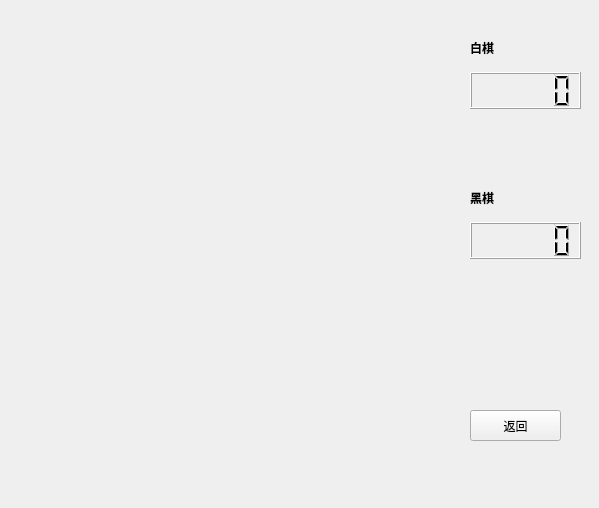
Qt form Gobang/gamewighet.ui (hwizard-wph/homework) before a commit.
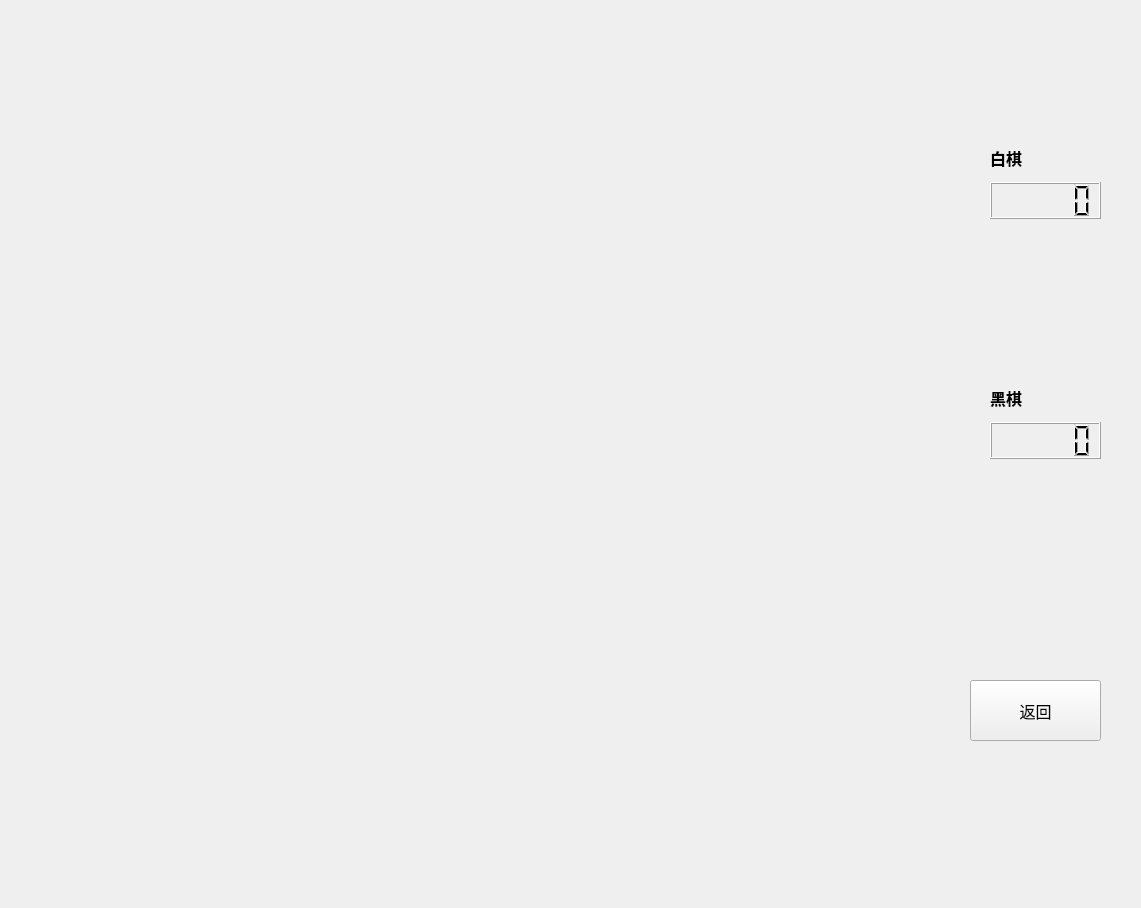
The same form after that commit. Icons and pictures are not drawn.

```diff
--- a/Gobang/gamewighet.ui
+++ b/Gobang/gamewighet.ui
@@ -6,18 +6,23 @@
    <rect>
     <x>0</x>
     <y>0</y>
-    <width>599</width>
-    <height>508</height>
+    <width>1141</width>
+    <height>908</height>
    </rect>
   </property>
+  <property name="font">
+   <font>
+    <family>黑体</family>
+   </font>
+  </property>
   <property name="windowTitle">
    <string>Form</string>
   </property>
   <widget class="QWidget" name="layoutWidget">
    <property name="geometry">
     <rect>
-     <x>470</x>
-     <y>30</y>
+     <x>990</x>
+     <y>140</y>
      <width>111</width>
      <height>121</height>
     </rect>
@@ -27,6 +32,8 @@
      <widget class="QLabel" name="wihte">
       <property name="font">
        <font>
+        <family>微软雅黑</family>
+        <pointsize>12</pointsize>
         <weight>75</weight>
         <bold>true</bold>
        </font>
@@ -37,10 +44,19 @@
      </widget>
     </item>
     <item>
-     <widget class="QLCDNumber" name="lcd_white"/>
+     <widget class="QLCDNumber" name="lcd_white">
+      <property name="styleSheet">
+       <string notr="true">border-image: url(:/x.jpg);</string>
+      </property>
+     </widget>
     </item>
     <item>
      <widget class="QLabel" name="whitepos">
+      <property name="font">
+       <font>
+        <pointsize>11</pointsize>
+       </font>
+      </property>
       <property name="text">
        <string/>
       </property>
@@ -51,8 +67,8 @@
   <widget class="QWidget" name="layoutWidget">
    <property name="geometry">
     <rect>
-     <x>470</x>
-     <y>180</y>
+     <x>990</x>
+     <y>380</y>
      <width>111</width>
      <height>121</height>
     </rect>
@@ -62,6 +78,8 @@
      <widget class="QLabel" name="black">
       <property name="font">
        <font>
+        <family>微软雅黑</family>
+        <pointsize>12</pointsize>
         <weight>75</weight>
         <bold>true</bold>
        </font>
@@ -72,10 +90,19 @@
      </widget>
     </item>
     <item>
-     <widget class="QLCDNumber" name="lcd_black"/>
+     <widget class="QLCDNumber" name="lcd_black">
+      <property name="styleSheet">
+       <string notr="true">border-image: url(:/x.jpg);</string>
+      </property>
+     </widget>
     </item>
     <item>
      <widget class="QLabel" name="blackpos">
+      <property name="font">
+       <font>
+        <pointsize>11</pointsize>
+       </font>
+      </property>
       <property name="text">
        <string/>
       </property>
@@ -86,12 +113,18 @@
   <widget class="QPushButton" name="returnButton">
    <property name="geometry">
     <rect>
-     <x>470</x>
-     <y>410</y>
-     <width>91</width>
-     <height>31</height>
+     <x>970</x>
+     <y>680</y>
+     <width>131</width>
+     <height>61</height>
     </rect>
    </property>
+   <property name="font">
+    <font>
+     <family>黑体</family>
+     <pointsize>12</pointsize>
+    </font>
+   </property>
    <property name="text">
     <string>返回</string>
    </property>
@@ -99,12 +132,17 @@
   <widget class="QLabel" name="label_3">
    <property name="geometry">
     <rect>
-     <x>480</x>
-     <y>130</y>
+     <x>1000</x>
+     <y>240</y>
      <width>81</width>
      <height>18</height>
     </rect>
    </property>
+   <property name="font">
+    <font>
+     <pointsize>12</pointsize>
+    </font>
+   </property>
    <property name="text">
     <string/>
    </property>
```
Left out of the diff: 3 changed lines with no effect on the pictures.
